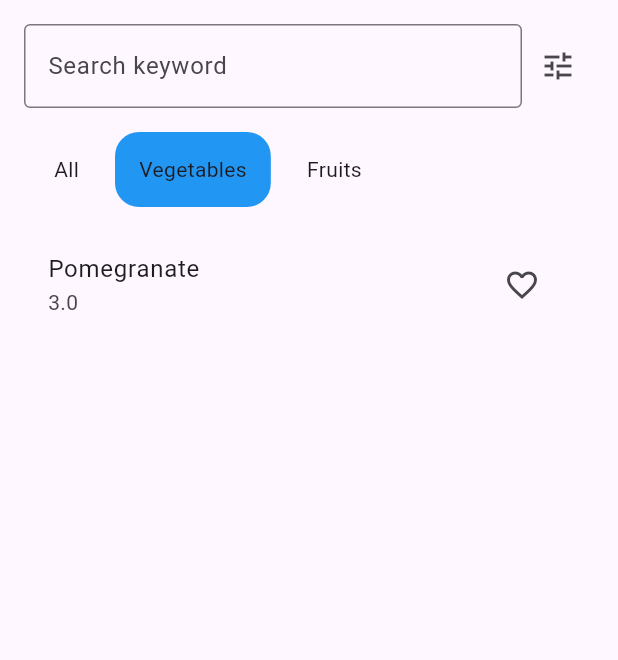
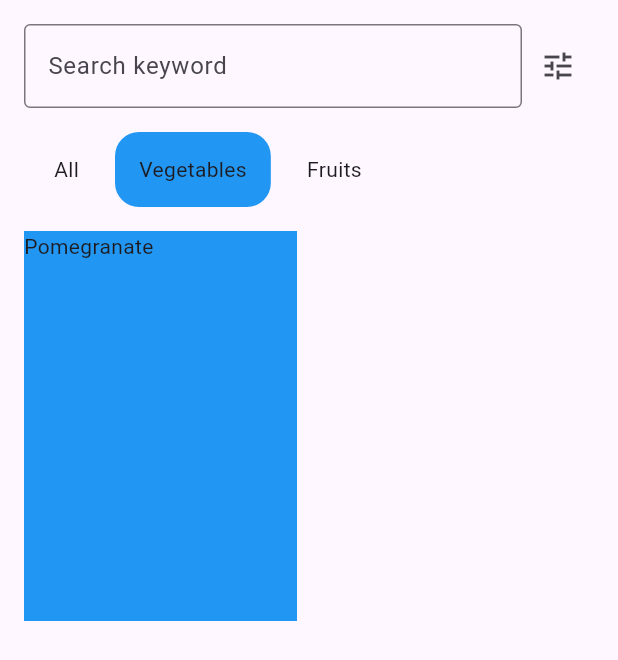
Before and after one commit to PrudkoVitaly/grocery_app, a Flutter app: the screen it shows after launch, after a tap on "Vegetables", on a phone screen of 412 x 824 dp. Shown: the top 660 px of the screen. Run offline on Flutter 3.47's test engine with Material 3 defaults, Android fonts, the phone set to English and light mode, and no system bars; statements that could not run were skipped.

Commit message:
22.10.2024

```diff
--- a/lib/lesson_13/presentation/screens/main_screen.dart
+++ b/lib/lesson_13/presentation/screens/main_screen.dart
@@ -1,5 +1,6 @@
 import 'package:flutter/cupertino.dart';
 import 'package:flutter/material.dart';
+import 'package:flutter/widgets.dart';
 import 'package:flutter_with_bay/lesson_13/data/data_source/product_data_source.dart';
 import 'package:flutter_with_bay/lesson_13/data/repositories/product_repositories_impl.dart';
 import 'package:flutter_with_bay/lesson_13/domain/entities/product_entity.dart';
@@ -203,27 +204,49 @@ class _MainScreenState extends State<MainScreen> {
                       );
                     }).toList(),
                   )),
+
               Expanded(
-                child: ListView.builder(
+                child: GridView.builder(
+                  gridDelegate:
+                      SliverGridDelegateWithFixedCrossAxisCount(
+                    crossAxisCount: 2,
+                    mainAxisSpacing: 16,
+                    crossAxisSpacing: 16,
+                    childAspectRatio: 0.7,
+                  ),
                   itemCount: filterProducts.length,
                   itemBuilder: (context, index) {
                     final product = filterProducts[index];
-                    return ListTile(
-                      title: Text(product.name),
-                      subtitle: Text(product.price.toString()),
-                      trailing: IconButton(
-                        onPressed: () {
-                          like(product);
-                        },
-                        icon: product.isLike
-                            ? const Icon(Icons.favorite,
-                                color: Colors.red)
-                            : const Icon(Icons.favorite_border),
-                      ),
+                    return Container(
+                      width: 181,
+                      height: 234,
+                      decoration: BoxDecoration(color: Colors.blue),
+                      child: Text(product.name),
                     );
                   },
                 ),
               ),
+              // Expanded(
+              //   child: ListView.builder(
+              //     itemCount: filterProducts.length,
+              //     itemBuilder: (context, index) {
+              //       final product = filterProducts[index];
+              //       return ListTile(
+              //         title: Text(product.name),
+              //         subtitle: Text(product.price.toString()),
+              //         trailing: IconButton(
+              //           onPressed: () {
+              //             like(product);
+              //           },
+              //           icon: product.isLike
+              //               ? const Icon(Icons.favorite,
+              //                   color: Colors.red)
+              //               : const Icon(Icons.favorite_border),
+              //         ),
+              //       );
+              //     },
+              //   ),
+              // ),
             ],
           ),
         ),
```
